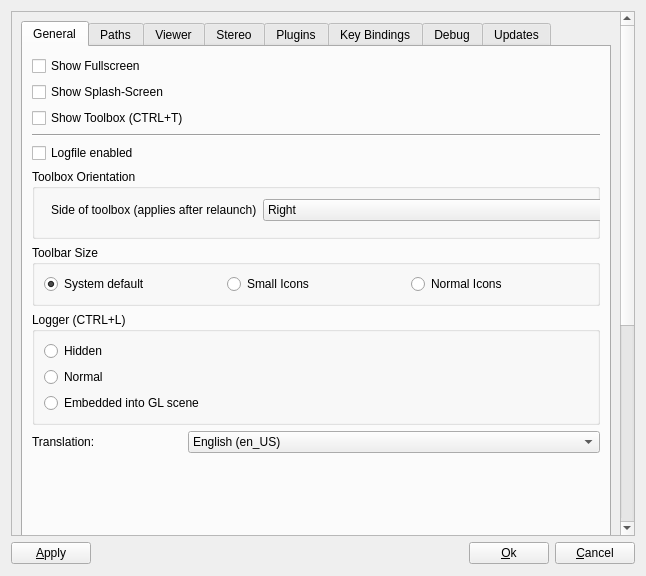
Before: the Qt Designer form OpenFlipper/widgets/optionsWidget/optionsWidget.ui in ShenRen/OpenFlipper, drawn with Qt 5.
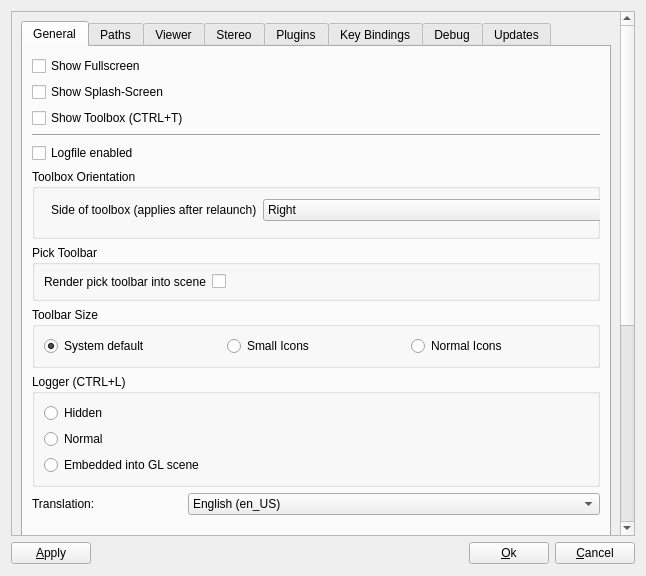
After: the same form once the commit is applied. The open tabs and pages were chosen to show the change. Custom widgets are drawn as their Qt base class.

Commit message: Reintorduced checkbox for rendering toolbar outside of scene

The edit to the form file:
```diff
--- a/OpenFlipper/widgets/optionsWidget/optionsWidget.ui
+++ b/OpenFlipper/widgets/optionsWidget/optionsWidget.ui
@@ -165,6 +165,33 @@
              </widget>
             </widget>
            </item>
+           <item>
+            <widget class="QGroupBox" name="groupBox_13">
+             <property name="title">
+              <string>Pick Toolbar</string>
+             </property>
+             <layout class="QVBoxLayout" name="verticalLayout">
+              <item>
+               <layout class="QFormLayout" name="formLayout_6">
+                <item row="0" column="0">
+                 <widget class="QLabel" name="label_29">
+                  <property name="text">
+                   <string>Render pick toolbar into scene</string>
+                  </property>
+                 </widget>
+                </item>
+                <item row="0" column="1">
+                 <widget class="QCheckBox" name="pickToolbarInScene">
+                  <property name="text">
+                   <string/>
+                  </property>
+                 </widget>
+                </item>
+               </layout>
+              </item>
+             </layout>
+            </widget>
+           </item>
            <item>
             <widget class="QGroupBox" name="groupBox_11">
              <property name="title">
```
The commit also changes 1 other file.
